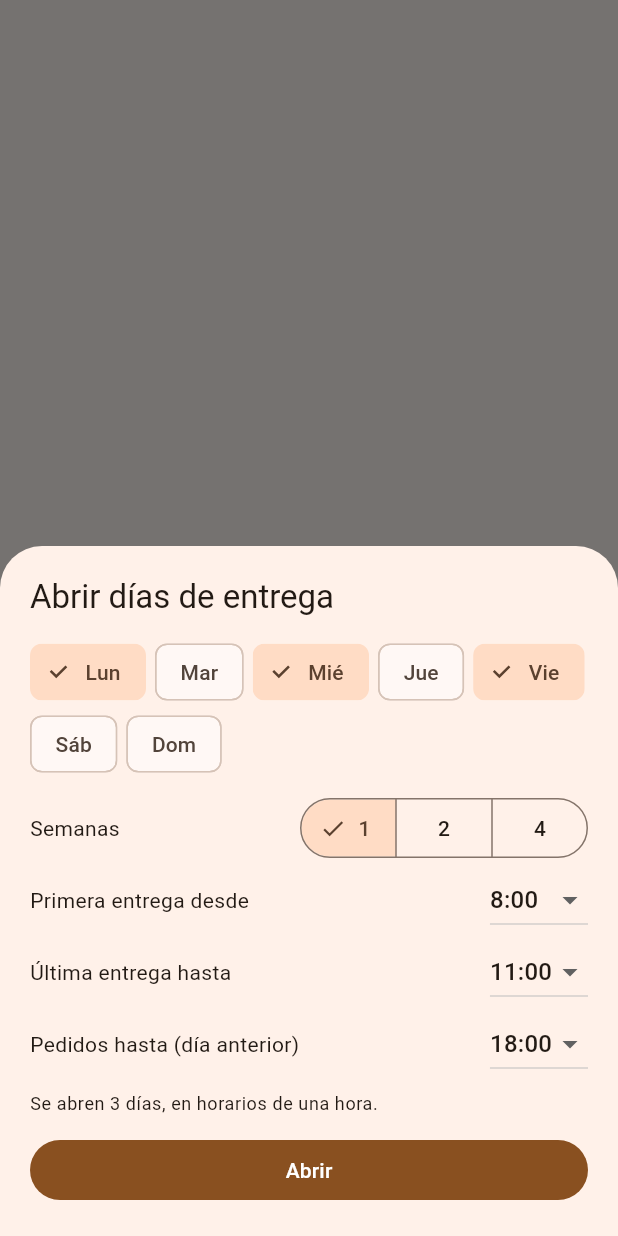
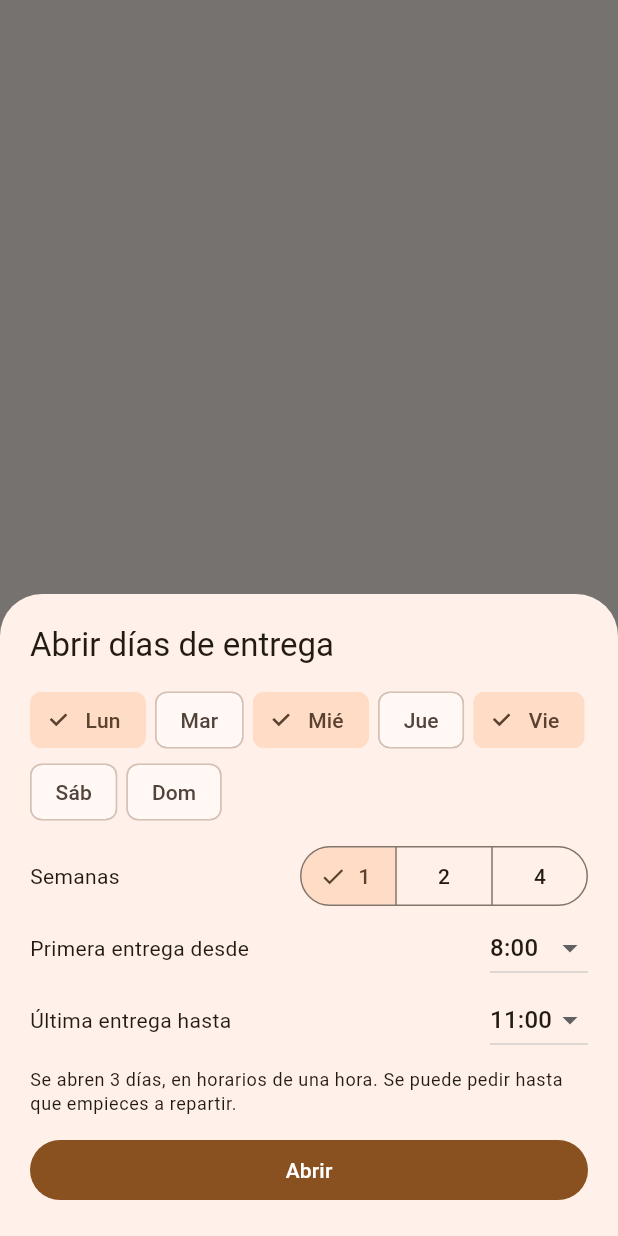
Before and after one commit to TheRobotMan74/panaderoso-pedidos, a Flutter app: the CalendarPage screen opened directly, after a tap on "Abrir días", on a phone screen of 412 x 824 dp. Run offline on Flutter 3.47's test engine with Material 3 defaults, Android fonts, the phone set to English and light mode, and no system bars; our stand-ins replace cloud_firestore, firebase_auth, firebase_core, firebase_messaging, firebase_storage, geocoding and 4 more; accounts and stored records are empty.

Commit message:
Sin hora límite: se puede pedir hasta que el dueño empieza a repartir
- Se quita la hora límite (orderCutoff) de los días de entrega y del armado de días.
- Empezar a repartir marca el día como cerrado (closed) y ya no se aceptan pedidos.
- Reglas: se acepta el pedido si el día está abierto, no cerrado y no ha terminado
  (medianoche hora de México).

Co-Authored-By: Claude Opus 5.5 <noreply@anthropic.com>
Claude-Session: https://claude.ai/code/session_01D5weZj49iDs1yxtbrXCCBC

```diff
--- a/lib/models.dart
+++ b/lib/models.dart
@@ -103,15 +103,16 @@ class DeliveryDay {
   /// Duración de cada horario en minutos.
   final int slotMinutes;
 
-  /// Hasta cuándo se puede pedir para este día.
-  final DateTime orderCutoff;
+  /// true cuando el dueño ya empezó a repartir ese día: ya no se aceptan pedidos.
+  /// No hay hora límite: se puede pedir hasta ese momento.
+  final bool closed;
 
   const DeliveryDay({
     required this.date,
     required this.open,
     required this.slots,
     this.slotMinutes = 60,
-    required this.orderCutoff,
+    this.closed = false,
   });
 
   factory DeliveryDay.fromMap(String id, Map<String, dynamic> m) => DeliveryDay(
@@ -119,14 +120,14 @@ class DeliveryDay {
         open: m['open'] as bool? ?? false,
         slots: List<String>.from(m['slots'] as List? ?? const []),
         slotMinutes: (m['slotMinutes'] as num?)?.toInt() ?? 60,
-        orderCutoff: _toDate(m['orderCutoff']) ?? DateTime(2000),
+        closed: m['closed'] as bool? ?? false,
       );
 
   Map<String, dynamic> toMap() => {
         'open': open,
         'slots': slots,
         'slotMinutes': slotMinutes,
-        'orderCutoff': orderCutoff,
+        'closed': closed,
       };
 }
 
--- a/lib/services/repo.dart
+++ b/lib/services/repo.dart
@@ -63,6 +63,10 @@ class Repo {
 
   Future<void> saveDeliveryDay(DeliveryDay d) =>
       _db.collection('deliveryDays').doc(d.date).set(d.toMap());
+
+  /// Al empezar a repartir: ya no se aceptan pedidos para ese día.
+  Future<void> closeDeliveryDay(String date) =>
+      _db.collection('deliveryDays').doc(date).update({'closed': true});
 
   Future<void> deleteDeliveryDay(String date) =>
       _db.collection('deliveryDays').doc(date).delete();
--- a/lib/services/tracker.dart
+++ b/lib/services/tracker.dart
@@ -71,6 +71,9 @@ class DeliveryTracker extends ChangeNotifier {
     final pending = await pendingToday();
     _viewers = _viewersOf(pending);
 
+    // Desde que sale a repartir ya no se aceptan pedidos para hoy.
+    await Repo.instance.closeDeliveryDay(today).catchError((_) {});
+
     if (!resume) {
       await Repo.instance.startTracking(date: today, viewers: _viewers, alertMeters: alertMeters);
       for (final o in pending.where((o) => o.status == OrderStatus.confirmado)) {
--- a/lib/ui/customer/checkout_page.dart
+++ b/lib/ui/customer/checkout_page.dart
@@ -150,9 +150,6 @@ class _CheckoutPageState extends State<CheckoutPage> {
             ],
           ),
         if (day != null) ...[
-          const SizedBox(height: 4),
-          Text('Puedes pedir hasta el ${dateTimeLabel(day.orderCutoff)}',
-              style: theme.textTheme.bodySmall),
           const SizedBox(height: 12),
           Text('Horario', style: theme.textTheme.titleMedium),
           const SizedBox(height: 8),
--- a/lib/ui/owner/calendar_page.dart
+++ b/lib/ui/owner/calendar_page.dart
@@ -5,7 +5,8 @@ import '../../models.dart';
 import '../../services/repo.dart';
 import '../format.dart';
 
-/// Días de entrega: el dueño abre días con sus horarios y la hora límite para pedir.
+/// Días de entrega: el dueño abre días con sus horarios.
+/// Se puede pedir hasta que el dueño pica "Empezar a repartir" ese día.
 class CalendarPage extends StatelessWidget {
   const CalendarPage({super.key});
 
@@ -60,7 +61,7 @@ class _DayTile extends StatelessWidget {
     return Card(
       child: ListTile(
         title: Text(dayLabel(day.date)),
-        subtitle: Text('$hours · pedidos hasta ${dateTimeLabel(day.orderCutoff)}'),
+        subtitle: Text(day.closed ? '$hours · repartiendo, pedidos cerrados' : hours),
         trailing: Row(
           mainAxisSize: MainAxisSize.min,
           children: [
@@ -71,7 +72,7 @@ class _DayTile extends StatelessWidget {
                 open: v,
                 slots: day.slots,
                 slotMinutes: day.slotMinutes,
-                orderCutoff: day.orderCutoff,
+                closed: day.closed,
               )),
             ),
             IconButton(
@@ -100,7 +101,6 @@ class _OpenDaysSheetState extends State<_OpenDaysSheet> {
   int _weeks = 1;
   int _startHour = 8;
   int _endHour = 11;
-  int _cutoffHour = 18;
   bool _busy = false;
 
   /// Fechas que se van a abrir: los días elegidos en las próximas [_weeks] semanas.
@@ -120,7 +120,6 @@ class _OpenDaysSheetState extends State<_OpenDaysSheet> {
         date: date,
         open: true,
         slots: hourlySlots(_startHour, _endHour),
-        orderCutoff: defaultCutoff(date, hour: _cutoffHour),
       ));
     }
     if (mounted) Navigator.pop(context);
@@ -182,10 +181,10 @@ class _OpenDaysSheetState extends State<_OpenDaysSheet> {
           ),
           _hourPicker('Primera entrega desde', _startHour, (v) => _startHour = v),
           _hourPicker('Última entrega hasta', _endHour, (v) => _endHour = v),
-          _hourPicker('Pedidos hasta (día anterior)', _cutoffHour, (v) => _cutoffHour = v),
           const SizedBox(height: 8),
           Text(
-            dates.isEmpty ? 'Elige al menos un día.' : 'Se abren ${dates.length} días, en horarios de una hora.',
+            dates.isEmpty ? 'Elige al menos un día.' : 'Se abren ${dates.length} días, en horarios de una hora. '
+                    'Se puede pedir hasta que empieces a repartir.',
             style: Theme.of(context).textTheme.bodySmall,
           ),
           const SizedBox(height: 12),
--- a/lib/ui/owner/delivery_banner.dart
+++ b/lib/ui/owner/delivery_banner.dart
@@ -50,7 +50,8 @@ class _DeliveryBannerState extends State<DeliveryBanner> {
               'y les llegará un aviso cuando estés cerca.\n\n'
               '${confirmed > 0 ? '$confirmed pedidos confirmados pasan a "En camino".\n' : ''}'
               '${unconfirmed > 0 ? '$unconfirmed pedidos siguen sin confirmar.\n' : ''}'
-              '\nVerás una notificación fija mientras compartes. '
+              '\nSe cierran los pedidos para hoy. '
+              'Verás una notificación fija mientras compartes. '
               'Al entregar el último pedido se deja de compartir solo.',
             ),
             actions: [
```
Also changed, not shown: lib/logic/schedule.dart (+5 -8 lines), 2 other files.
